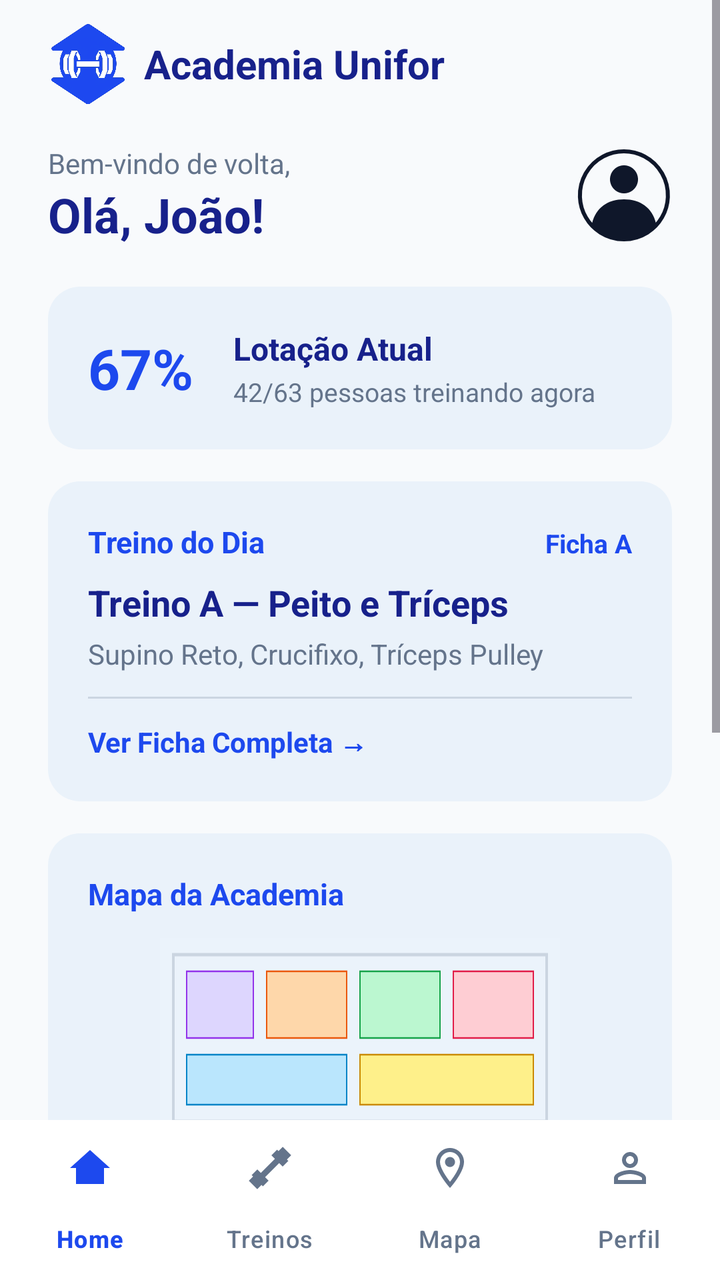
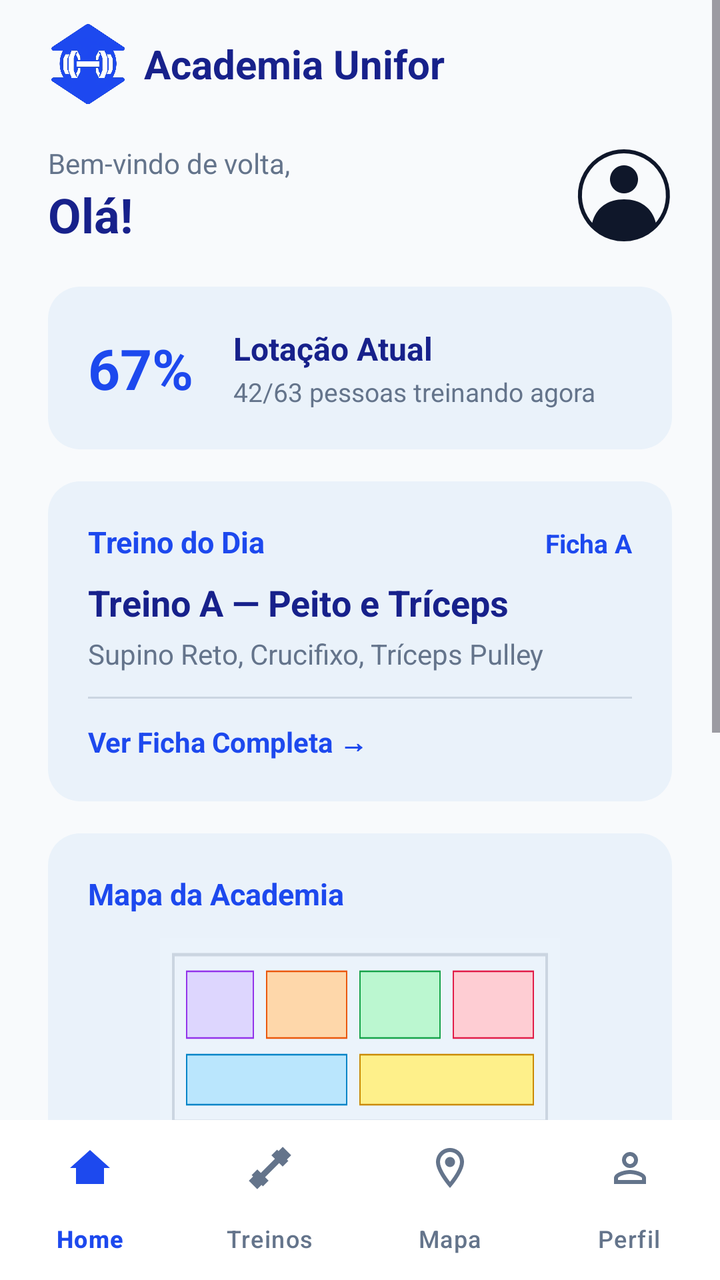

An Android layout rendered at two revisions. The XML below is the earlier revision; the diff shows what the commit changed to produce the second picture.
<!-- AndroidManifest.xml: application theme Theme.AcademiaUniforTelas1 -->
<!-- res/layout/activity_home_aluno.xml -->
<?xml version="1.0" encoding="utf-8"?>
<RelativeLayout xmlns:android="http://schemas.android.com/apk/res/android"
    xmlns:app="http://schemas.android.com/apk/res-auto"
    android:layout_width="match_parent"
    android:layout_height="match_parent"
    android:fitsSystemWindows="true"
    android:background="@color/background_white">

    <ViewFlipper
        android:id="@+id/viewFlipperAluno"
        android:layout_width="match_parent"
        android:layout_height="match_parent"
        android:layout_above="@id/bottomNav">

        
        <ScrollView
            android:layout_width="match_parent"
            android:layout_height="match_parent"
            android:fillViewport="true">

            <LinearLayout
                android:layout_width="match_parent"
                android:layout_height="wrap_content"
                android:orientation="vertical"
                android:paddingHorizontal="24dp"
                android:paddingVertical="12dp">

                <LinearLayout
                    android:layout_width="wrap_content"
                    android:layout_height="wrap_content"
                    android:gravity="center_vertical"
                    android:orientation="horizontal">
                    <ImageView
                        android:layout_width="40dp"
                        android:layout_height="40dp"
                        android:contentDescription="Logo"
                        android:src="@drawable/ic_academia_logo" />
                    <TextView
                        android:layout_width="wrap_content"
                        android:layout_height="wrap_content"
                        android:layout_marginStart="8dp"
                        android:text="Academia Unifor"
                        android:textColor="@color/dark_navy"
                        android:textSize="20sp"
                        android:textStyle="bold" />
                </LinearLayout>

                <LinearLayout
                    android:layout_width="match_parent"
                    android:layout_height="wrap_content"
                    android:layout_marginTop="20dp"
                    android:gravity="center_vertical"
                    android:orientation="horizontal">
                    <LinearLayout
                        android:layout_width="0dp"
                        android:layout_height="wrap_content"
                        android:layout_weight="1"
                        android:orientation="vertical">
                        <TextView
                            android:layout_width="wrap_content"
                            android:layout_height="wrap_content"
                            android:text="Bem-vindo de volta,"
                            android:textColor="@color/text_gray"
                            android:textSize="14sp" />
                        <TextView
                            android:layout_width="wrap_content"
                            android:layout_height="wrap_content"
                            android:text="Olá, João!"
                            android:textColor="@color/dark_navy"
                            android:textSize="24sp"
                            android:textStyle="bold" />
                    </LinearLayout>
                    <ImageView
                        android:layout_width="48dp"
                        android:layout_height="48dp"
                        android:contentDescription="Perfil"
                        android:src="@drawable/ic_avatar_bordered" />
                </LinearLayout>

                
                <LinearLayout
                    android:layout_width="match_parent"
                    android:layout_height="wrap_content"
                    android:layout_marginTop="20dp"
                    android:background="@drawable/bg_card_blue"
                    android:gravity="center_vertical"
                    android:orientation="horizontal"
                    android:padding="20dp">
                    <TextView
                        android:layout_width="wrap_content"
                        android:layout_height="wrap_content"
                        android:text="67%"
                        android:textColor="@color/primary_blue"
                        android:textSize="28sp"
                        android:textStyle="bold" />
                    <LinearLayout
                        android:layout_width="match_parent"
                        android:layout_height="wrap_content"
                        android:layout_marginStart="20dp"
                        android:orientation="vertical">
                        <TextView
                            android:layout_width="wrap_content"
                            android:layout_height="wrap_content"
                            android:text="Lotação Atual"
                            android:textColor="@color/dark_navy"
                            android:textSize="16sp"
                            android:textStyle="bold" />
                        <TextView
                            android:layout_width="wrap_content"
                            android:layout_height="wrap_content"
                            android:layout_marginTop="2dp"
                            android:text="42/63 pessoas treinando agora"
                            android:textColor="@color/text_gray"
                            android:textSize="13sp" />
                    </LinearLayout>
                </LinearLayout>

                
                <LinearLayout
                    android:layout_width="match_parent"
                    android:layout_height="wrap_content"
                    android:layout_marginTop="16dp"
                    android:background="@drawable/bg_card_blue"
                    android:orientation="vertical"
                    android:padding="20dp">
                    <LinearLayout
                        android:layout_width="match_parent"
                        android:layout_height="wrap_content"
                        android:orientation="horizontal">
                        <TextView
                            android:layout_width="0dp"
                            android:layout_height="wrap_content"
                            android:layout_weight="1"
                            android:text="Treino do Dia"
                            android:textColor="@color/primary_blue"
                            android:textSize="15sp"
                            android:textStyle="bold" />
                        <TextView
                            android:layout_width="wrap_content"
                            android:layout_height="wrap_content"
                            android:text="Ficha A"
                            android:textColor="@color/primary_blue"
                            android:textSize="13sp"
                            android:textStyle="bold" />
                    </LinearLayout>
                    <TextView
                        android:layout_width="wrap_content"
                        android:layout_height="wrap_content"
                        android:layout_marginTop="8dp"
                        android:text="Treino A — Peito e Tríceps"
                        android:textColor="@color/dark_navy"
                        android:textSize="18sp"
                        android:textStyle="bold" />
                    <TextView
                        android:layout_width="wrap_content"
                        android:layout_height="wrap_content"
                        android:layout_marginTop="4dp"
                        android:text="Supino Reto, Crucifixo, Tríceps Pulley"
                        android:textColor="@color/text_gray"
                        android:textSize="14sp" />
                    <View
                        android:layout_width="match_parent"
                        android:layout_height="1dp"
                        android:layout_marginVertical="12dp"
                        android:background="#CBD5E1" />
                    <TextView
                        android:id="@+id/btnVerFichaTreino1"
                        android:layout_width="wrap_content"
                        android:layout_height="wrap_content"
                        android:clickable="true"
                        android:focusable="true"
                        android:text="Ver Ficha Completa →"
                        android:textColor="@color/primary_blue"
                        android:textSize="14sp"
                        android:textStyle="bold" />
                </LinearLayout>

                
                <LinearLayout
                    android:layout_width="match_parent"
                    android:layout_height="wrap_content"
                    android:layout_marginTop="16dp"
                    android:background="@drawable/bg_card_blue"
                    android:orientation="vertical"
                    android:padding="20dp">
                    <TextView
                        android:layout_width="wrap_content"
                        android:layout_height="wrap_content"
                        android:text="Mapa da Academia"
                        android:textColor="@color/primary_blue"
                        android:textSize="15sp"
                        android:textStyle="bold" />
                    <ImageView
                        android:layout_width="match_parent"
                        android:layout_height="100dp"
                        android:layout_marginTop="12dp"
                        android:scaleType="fitCenter"
                        android:src="@drawable/ic_map_diagram" />
                    <TextView
                        android:layout_width="wrap_content"
                        android:layout_height="wrap_content"
                        android:layout_gravity="center_horizontal"
                        android:layout_marginTop="12dp"
                        android:text="Ver Minimapa"
                        android:textColor="@color/primary_blue"
                        android:textSize="14sp"
                        android:textStyle="bold" />
                </LinearLayout>

                
                <LinearLayout
                    android:layout_width="match_parent"
                    android:layout_height="wrap_content"
                    android:layout_marginTop="16dp"
                    android:background="@drawable/bg_card_blue"
                    android:orientation="vertical"
                    android:padding="20dp">
                    <LinearLayout
                        android:layout_width="match_parent"
                        android:layout_height="wrap_content"
                        android:orientation="horizontal">
                        <TextView
                            android:layout_width="0dp"
                            android:layout_height="wrap_content"
                            android:layout_weight="1"
                            android:text="Próximos Treinos"
                            android:textColor="@color/primary_blue"
                            android:textSize="15sp"
                            android:textStyle="bold" />
                        <TextView
                            android:layout_width="wrap_content"
                            android:layout_height="wrap_content"
                            android:text="Ficha A"
                            android:textColor="@color/primary_blue"
                            android:textSize="13sp"
                            android:textStyle="bold" />
                    </LinearLayout>
                    <TextView
                        android:layout_width="wrap_content"
                        android:layout_height="wrap_content"
                        android:layout_marginTop="8dp"
                        android:text="Treino B — Perna e Costas"
                        android:textColor="@color/dark_navy"
                        android:textSize="18sp"
                        android:textStyle="bold" />
                    <TextView
                        android:layout_width="wrap_content"
                        android:layout_height="wrap_content"
                        android:layout_marginTop="4dp"
                        android:text="Exercício 1, Exercício 2, Exercício 3, Exercício 4"
                        android:textColor="@color/text_gray"
                        android:textSize="14sp" />
                    <View
                        android:layout_width="match_parent"
                        android:layout_height="1dp"
                        android:layout_marginVertical="12dp"
                        android:background="#CBD5E1" />
                    <TextView
                        android:id="@+id/btnVerFichaTreino2"
                        android:layout_width="wrap_content"
                        android:layout_height="wrap_content"
                        android:text="Ver Ficha Completa →"
                        android:textColor="@color/primary_blue"
                        android:textSize="14sp"
                        android:textStyle="bold"
                        android:clickable="true"
                        android:focusable="true"/>
                </LinearLayout>

                <Space
                    android:layout_width="match_parent"
                    android:layout_height="32dp" />

            </LinearLayout>
        </ScrollView>

        
        <ScrollView
            android:layout_width="match_parent"
            android:layout_height="match_parent"
            android:fillViewport="true">
            <LinearLayout android:layout_width="match_parent" android:layout_height="wrap_content" android:orientation="vertical" android:paddingHorizontal="24dp" android:paddingVertical="16dp">
                <TextView android:layout_width="match_parent" android:layout_height="wrap_content" android:text="@string/minha_ficha_treino" android:textColor="#0F172A" android:textSize="22sp" android:textStyle="bold" />
                <TextView android:layout_width="match_parent" android:layout_height="wrap_content" android:layout_marginTop="4dp" android:text="@string/foco_treino" android:textColor="#64748B" android:textSize="14sp" />

                <LinearLayout android:layout_width="match_parent" android:layout_height="48dp" android:layout_marginTop="16dp" android:background="@drawable/bg_card_blue" android:gravity="center_vertical" android:orientation="horizontal" android:padding="4dp">
                    <TextView android:layout_width="0dp" android:layout_height="match_parent" android:layout_weight="1" android:background="@drawable/bg_pill_blue" android:gravity="center" android:text="Treino A" android:textColor="#FFFFFF" android:textSize="14sp" android:textStyle="bold" />
                    <TextView android:layout_width="0dp" android:layout_height="match_parent" android:layout_weight="1" android:gravity="center" android:text="Treino B" android:textColor="#2558F5" android:textSize="14sp" android:textStyle="bold" />
                    <TextView android:layout_width="0dp" android:layout_height="match_parent" android:layout_weight="1" android:gravity="center" android:text="Treino C" android:textColor="#2558F5" android:textSize="14sp" android:textStyle="bold" />
                </LinearLayout>

                <LinearLayout android:layout_width="match_parent" android:layout_height="wrap_content" android:layout_marginTop="16dp" android:background="@drawable/bg_card_blue" android:gravity="center_vertical" android:orientation="horizontal" android:padding="12dp">
                    <TextView android:layout_width="wrap_content" android:layout_height="wrap_content" android:text="ⓘ  Treino A — Peito e Tríceps" android:textColor="#0F172A" android:textSize="14sp" android:textStyle="bold" />
                </LinearLayout>

                <Button
                    android:id="@+id/btnIniciarTreino"
                    android:layout_width="match_parent"
                    android:layout_height="54dp"
                    android:layout_marginTop="16dp"
                    android:background="@drawable/bg_rounded_button"
                    android:text="Iniciar Treino"
                    android:textColor="#FFFFFF"
                    android:textSize="16sp"
                    android:textStyle="bold"
                    android:textAllCaps="false" />

                <LinearLayout android:layout_width="match_parent" android:layout_height="wrap_content" android:layout_marginTop="16dp" android:background="@drawable/bg_card_blue" android:orientation="horizontal" android:gravity="center_vertical" android:padding="16dp">
                    <TextView android:layout_width="0dp" android:layout_height="wrap_content" android:layout_weight="1" android:text="Supino Reto" android:textColor="#0F172A" android:textSize="16sp" android:textStyle="bold" />
                    <TextView android:layout_width="wrap_content" android:layout_height="wrap_content" android:background="@drawable/bg_badge" android:paddingHorizontal="10dp" android:paddingVertical="4dp" android:text="4×12" android:textColor="#2558F5" android:textSize="12sp" android:textStyle="bold" />
                    <TextView android:layout_width="wrap_content" android:layout_height="wrap_content" android:layout_marginStart="8dp" android:background="@drawable/bg_badge" android:paddingHorizontal="10dp" android:paddingVertical="4dp" android:text="60kg" android:textColor="#2558F5" android:textSize="12sp" android:textStyle="bold" />
                </LinearLayout>
                <LinearLayout android:layout_width="match_parent" android:layout_height="wrap_content" android:layout_marginTop="12dp" android:background="@drawable/bg_card_blue" android:orientation="horizontal" android:gravity="center_vertical" android:padding="16dp">
                    <TextView android:layout_width="0dp" android:layout_height="wrap_content" android:layout_weight="1" android:text="Supino Inclinado" android:textColor="#0F172A" android:textSize="16sp" android:textStyle="bold" />
                    <TextView android:layout_width="wrap_content" android:layout_height="wrap_content" android:background="@drawable/bg_badge" android:paddingHorizontal="10dp" android:paddingVertical="4dp" android:text="4×10" android:textColor="#2558F5" android:textSize="12sp" android:textStyle="bold" />
                    <TextView android:layout_width="wrap_content" android:layout_height="wrap_content" android:layout_marginStart="8dp" android:background="@drawable/bg_badge" android:paddingHorizontal="10dp" android:paddingVertical="4dp" android:text="50kg" android:textColor="#2558F5" android:textSize="12sp" android:textStyle="bold" />
                </LinearLayout>
                <LinearLayout android:layout_width="match_parent" android:layout_height="wrap_content" android:layout_marginTop="12dp" android:background="@drawable/bg_card_blue" android:orientation="horizontal" android:gravity="center_vertical" android:padding="16dp">
                    <TextView android:layout_width="0dp" android:layout_height="wrap_content" android:layout_weight="1" android:text="Crucifixo" android:textColor="#0F172A" android:textSize="16sp" android:textStyle="bold" />
                    <TextView android:layout_width="wrap_content" android:layout_height="wrap_content" android:background="@drawable/bg_badge" android:paddingHorizontal="10dp" android:paddingVertical="4dp" android:text="3×12" android:textColor="#2558F5" android:textSize="12sp" android:textStyle="bold" />
                    <TextView android:layout_width="wrap_content" android:layout_height="wrap_content" android:layout_marginStart="8dp" android:background="@drawable/bg_badge" android:paddingHorizontal="10dp" android:paddingVertical="4dp" android:text="16kg" android:textColor="#2558F5" android:textSize="12sp" android:textStyle="bold" />
                </LinearLayout>
                <LinearLayout android:layout_width="match_parent" android:layout_height="wrap_content" android:layout_marginTop="12dp" android:background="@drawable/bg_card_blue" android:orientation="horizontal" android:gravity="center_vertical" android:padding="16dp">
                    <TextView android:layout_width="0dp" android:layout_height="wrap_content" android:layout_weight="1" android:text="Tríceps Pulley" android:textColor="#0F172A" android:textSize="16sp" android:textStyle="bold" />
                    <TextView android:layout_width="wrap_content" android:layout_height="wrap_content" android:background="@drawable/bg_badge" android:paddingHorizontal="10dp" android:paddingVertical="4dp" android:text="4×12" android:textColor="#2558F5" android:textSize="12sp" android:textStyle="bold" />
                    <TextView android:layout_width="wrap_content" android:layout_height="wrap_content" android:layout_marginStart="8dp" android:background="@drawable/bg_badge" android:paddingHorizontal="10dp" android:paddingVertical="4dp" android:text="35kg" android:textColor="#2558F5" android:textSize="12sp" android:textStyle="bold" />
                </LinearLayout>
                <LinearLayout android:layout_width="match_parent" android:layout_height="wrap_content" android:layout_marginTop="12dp" android:background="@drawable/bg_card_blue" android:orientation="horizontal" android:gravity="center_vertical" android:padding="16dp">
                    <TextView android:layout_width="0dp" android:layout_height="wrap_content" android:layout_weight="1" android:text="Tríceps Francês" android:textColor="#0F172A" android:textSize="16sp" android:textStyle="bold" />
                    <TextView android:layout_width="wrap_content" android:layout_height="wrap_content" android:background="@drawable/bg_badge" android:paddingHorizontal="10dp" android:paddingVertical="4dp" android:text="3×12" android:textColor="#2558F5" android:textSize="12sp" android:textStyle="bold" />
                    <TextView android:layout_width="wrap_content" android:layout_height="wrap_content" android:layout_marginStart="8dp" android:background="@drawable/bg_badge" android:paddingHorizontal="10dp" android:paddingVertical="4dp" android:text="14kg" android:textColor="#2558F5" android:textSize="12sp" android:textStyle="bold" />
                </LinearLayout>

                <Space android:layout_width="match_parent" android:layout_height="32dp" />
            </LinearLayout>
        </ScrollView>

        
        <LinearLayout
            android:layout_width="match_parent"
            android:layout_height="match_parent"
            android:gravity="center"
            android:orientation="vertical">
            <TextView
                android:layout_width="wrap_content"
                android:layout_height="wrap_content"
                android:text="Seção: Mapa\n(Em desenvolvimento...)"
                android:textAlignment="center"
                android:textColor="@color/text_gray"
                android:textSize="18sp" />
        </LinearLayout>

        
        <LinearLayout
            android:layout_width="match_parent"
            android:layout_height="match_parent"
            android:gravity="center"
            android:orientation="vertical">
            <TextView
                android:layout_width="wrap_content"
                android:layout_height="wrap_content"
                android:text="Seção: Perfil\n(Em desenvolvimento...)"
                android:textAlignment="center"
                android:textColor="@color/text_gray"
                android:textSize="18sp" />
        </LinearLayout>

    </ViewFlipper>

    
    <com.google.android.material.bottomnavigation.BottomNavigationView
        android:id="@+id/bottomNav"
        android:layout_width="match_parent"
        android:layout_height="wrap_content"
        android:layout_alignParentBottom="true"
        android:background="#FFFFFF"
        app:itemIconTint="@color/nav_item_colors"
        app:itemTextColor="@color/nav_item_colors"
        app:menu="@menu/menu_bottom_nav"
        app:labelVisibilityMode="labeled"
        app:elevation="12dp" />

</RelativeLayout>
<!-- resources referenced by this layout -->
<resources>
  <color name="background_white">#F8FAFC</color>
  <color name="dark_navy">#17218B</color>
  <color name="primary_blue">#1D49EE</color>
  <color name="text_gray">#64748B</color>
  <!-- drawable bg_badge (drawable) -->
  <?xml version="1.0" encoding="utf-8"?>
  <shape xmlns:android="http://schemas.android.com/apk/res/android">
      <solid android:color="#F1F5F9" />
      <corners android:radius="8dp" />
  </shape>
  <!-- drawable bg_card_blue (drawable) -->
  <?xml version="1.0" encoding="utf-8"?>
  <shape xmlns:android="http://schemas.android.com/apk/res/android">
      <solid android:color="#EAF2FA" />
      <corners android:radius="16dp" />
  </shape>
  <!-- drawable bg_pill_blue (drawable) -->
  <?xml version="1.0" encoding="utf-8"?>
  <shape xmlns:android="http://schemas.android.com/apk/res/android">
      <solid android:color="#102A63" />
      <corners android:radius="28dp" />
  </shape>
  <!-- drawable bg_rounded_button (drawable) -->
  <?xml version="1.0" encoding="utf-8"?>
  <shape xmlns:android="http://schemas.android.com/apk/res/android">
      <solid android:color="#2558F5" />
      <corners android:radius="28dp" />
  </shape>
  <!-- drawable ic_academia_logo: png bitmap (drawable, 273714 bytes) -->
  <!-- drawable ic_avatar_bordered (drawable) -->
  <?xml version="1.0" encoding="utf-8"?>
  <vector xmlns:android="http://schemas.android.com/apk/res/android"
      android:width="48dp" android:height="48dp"
      android:viewportWidth="48" android:viewportHeight="48">
      <path android:strokeWidth="2" android:strokeColor="#0F172A" android:pathData="M24,2 A22,22 0 1,1 23.9,2 z"/>
      <path android:fillColor="#0F172A" android:pathData="M24,9 c-3.87,0 -7,3.13 -7,7 c0,3.87 3.13,7 7,7 c3.87,0 7,-3.13 7,-7 c0,-3.87 -3.13,-7 -7,-7 z"/>
      <path android:fillColor="#0F172A" android:pathData="M8,38 c2,-8 8,-12 16,-12 s14,4 16,12 c-3,5 -8,8 -16,8 s-13,-3 -16,-8 z"/>
  </vector>
  <!-- drawable ic_map_diagram (drawable) -->
  <vector xmlns:android="http://schemas.android.com/apk/res/android"
      android:width="200dp"
      android:height="100dp"
      android:viewportWidth="300"
      android:viewportHeight="120">
      <path
          android:fillColor="#EBF3FB"
          android:pathData="M0,0h300v120h-300z" />
      <path
          android:strokeColor="#CBD5E1"
          android:strokeWidth="2"
          android:pathData="M10,10h280v100h-280z" />
      
      <path
          android:fillColor="#DDD6FE"
          android:strokeColor="#9333EA"
          android:strokeWidth="1"
          android:pathData="M20,20h50v40h-50z" />
      
      <path
          android:fillColor="#FED7AA"
          android:strokeColor="#EA580C"
          android:strokeWidth="1"
          android:pathData="M80,20h60v40h-60z" />
      
      <path
          android:fillColor="#BBF7D0"
          android:strokeColor="#16A34A"
          android:strokeWidth="1"
          android:pathData="M150,20h60v40h-60z" />
      
      <path
          android:fillColor="#FECDD3"
          android:strokeColor="#E11D48"
          android:strokeWidth="1"
          android:pathData="M220,20h60v40h-60z" />
      
      <path
          android:fillColor="#BAE6FD"
          android:strokeColor="#0284C7"
          android:strokeWidth="1"
          android:pathData="M20,70h120v30h-120z" />
      
      <path
          android:fillColor="#FEF08A"
          android:strokeColor="#CA8A04"
          android:strokeWidth="1"
          android:pathData="M150,70h130v30h-130z" />
  </vector>
  <string name="foco_treino">Foco do Treino</string>
  <string name="minha_ficha_treino">Minha Ficha de Treino</string>
  <style name="Theme.AcademiaUniforTelas1" parent="Base.Theme.AcademiaUniforTelas1" />
  <style name="Base.Theme.AcademiaUniforTelas1" parent="Theme.Material3.DayNight.NoActionBar">
          <item name="colorPrimary">@color/primary_blue</item>
          <item name="colorAccent">@color/primary_blue</item>
          <item name="materialButtonStyle">@style/Widget.Material3.Button</item>
      </style>
</resources>

<!-- the commit's change to res/layout/activity_home_aluno.xml (unified diff, before → after) -->
@@ -63,9 +63,10 @@
                             android:textColor="@color/text_gray"
                             android:textSize="14sp" />
                         <TextView
-                            android:layout_width="wrap_content"
-                            android:layout_height="wrap_content"
-                            android:text="Olá, João!"
+                            android:id="@+id/tvSaudacaoAluno"
+                            android:layout_width="wrap_content"
+                            android:layout_height="wrap_content"
+                            android:text="Olá!"
                             android:textColor="@color/dark_navy"
                             android:textSize="24sp"
                             android:textStyle="bold" />
